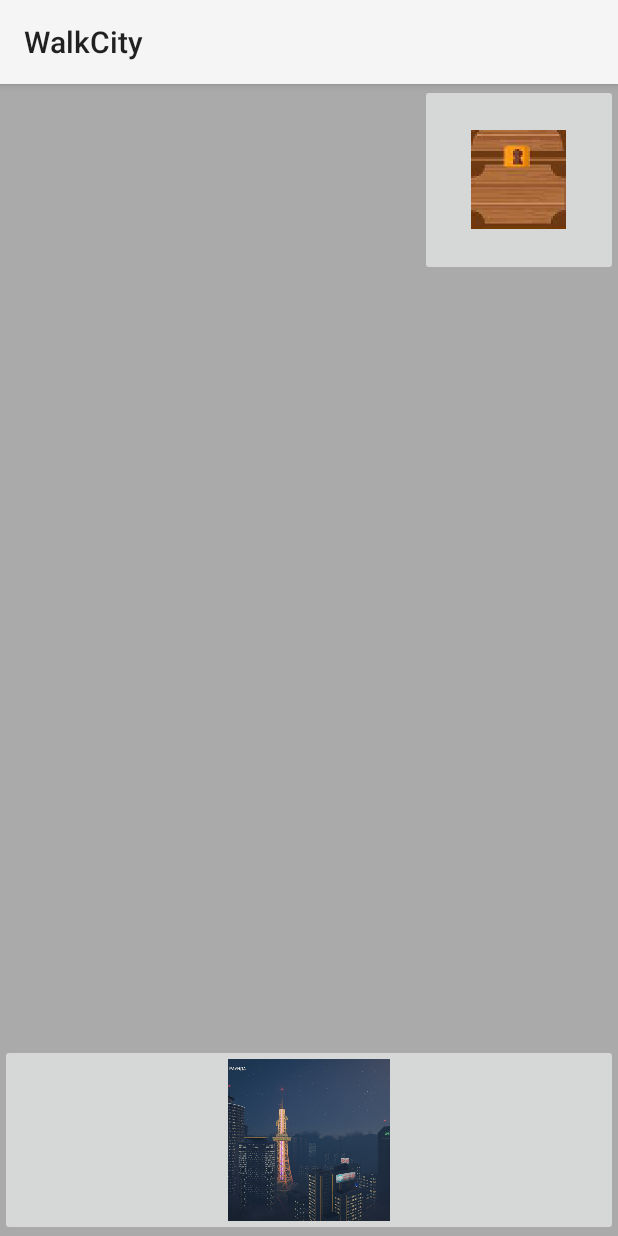
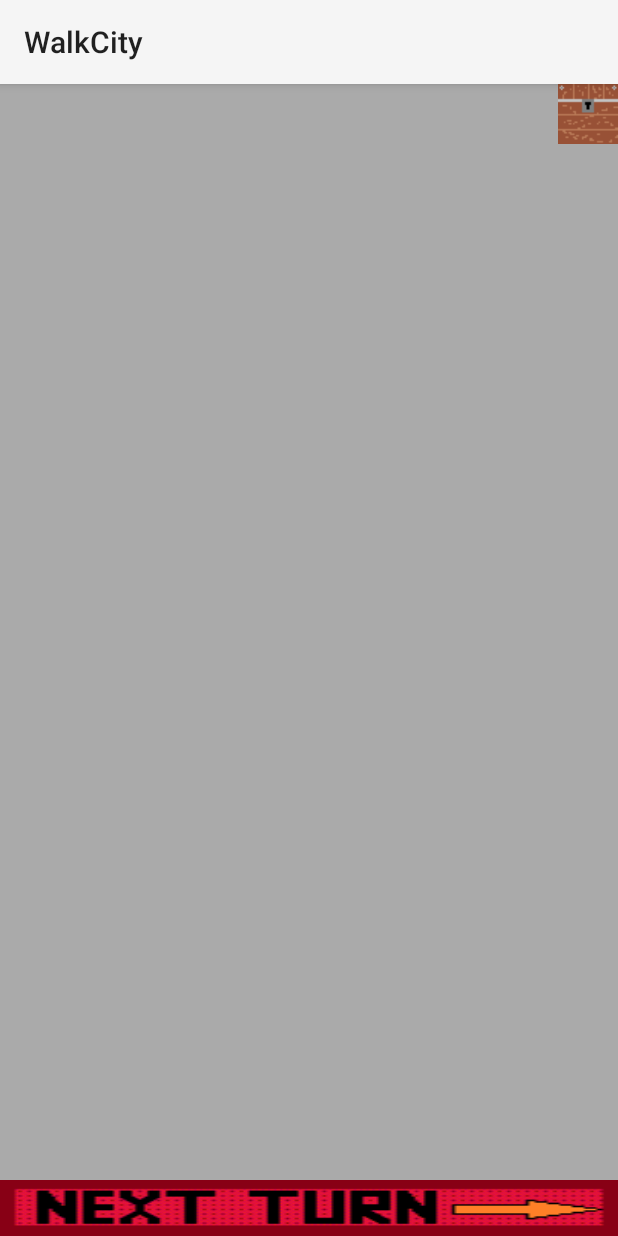
Before and after one commit to Kariel-Myrr/Walk_City, an Android app: the screen it shows after launch (Game_Map_Class), after a tap on "PLAY", on a phone screen of 412 x 824 dp. Run offline under Robolectric (Android 15) with nearby library versions, the phone set to English and light mode, and no system bars; libraries missing offline, so code that uses them is left out: org.jetbrains.anko; 6 statements that could not run were skipped.

Commit message:
new images

```diff
--- a/app/src/main/java/com/example/lesson_1/walkcity/Menu_Class.kt
+++ b/app/src/main/java/com/example/lesson_1/walkcity/Menu_Class.kt
@@ -42,6 +42,9 @@ class Menu_Class : AppCompatActivity() {
             System.exit(0)
         }
 
+        editor.putInt(PREFS_NAME, 0)
+        editor.commit()
+
         super.onCreate(savedInstanceState)
         setContentView(R.layout.activity_menu)
         play.setOnClickListener(::changeActtoContinueGame)
@@ -55,7 +58,6 @@ class Menu_Class : AppCompatActivity() {
         exit.setOnClickListener {
             editor.putInt(PREFS_NAME, 1)
             editor.commit()
-
             finish()
             System.exit(0)
         }
--- a/app/src/main/res/layout/activity_game__map.xml
+++ b/app/src/main/res/layout/activity_game__map.xml
@@ -23,7 +23,7 @@
             android:layout_height="wrap_content"
             android:layout_alignParentRight="true"
             android:contentDescription="TODO"
-            android:src="@mipmap/ic_launcher_foreground" />
+            android:background="@drawable/inv" />
 
         <ImageButton
             android:id="@+id/nt"
@@ -32,7 +32,7 @@
             android:layout_alignParentBottom="true"
             android:layout_marginBottom="0dp"
             android:contentDescription="TODO"
-            android:src="@mipmap/nt_button" />
+            android:background="@drawable/nt" />
 
     </RelativeLayout>
 
```
Also changed, not shown: app/src/main/java/com/example/lesson_1/walkcity/Map/Tile.kt (added).
